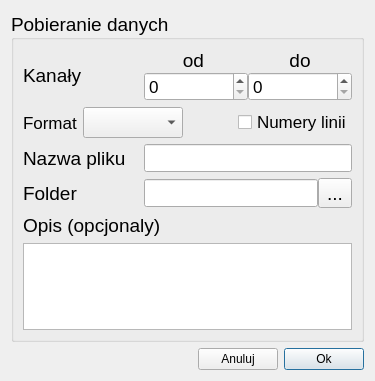
Above: ui/loadSpectrDataDialog.ui from p4r4noj4/spectroscope-connector before the change. Below: the same form after it.
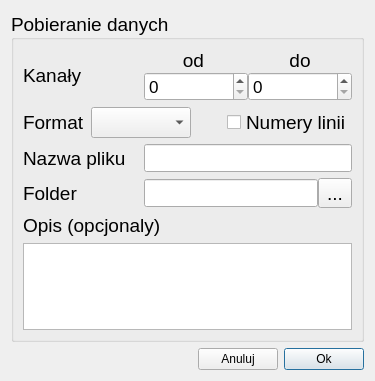
That is the form after the change.

```diff
--- a/ui/loadSpectrDataDialog.ui
+++ b/ui/loadSpectrDataDialog.ui
@@ -104,7 +104,7 @@
          <widget class="QLabel" name="label_4">
           <property name="font">
            <font>
-            <pointsize>13</pointsize>
+            <pointsize>14</pointsize>
            </font>
           </property>
           <property name="text">
@@ -147,7 +147,7 @@
          <widget class="QCheckBox" name="checkBoxLineNumbers">
           <property name="font">
            <font>
-            <pointsize>13</pointsize>
+            <pointsize>14</pointsize>
            </font>
           </property>
           <property name="text">
```
Left out of the diff: 3 changed lines with no effect on the pictures.
